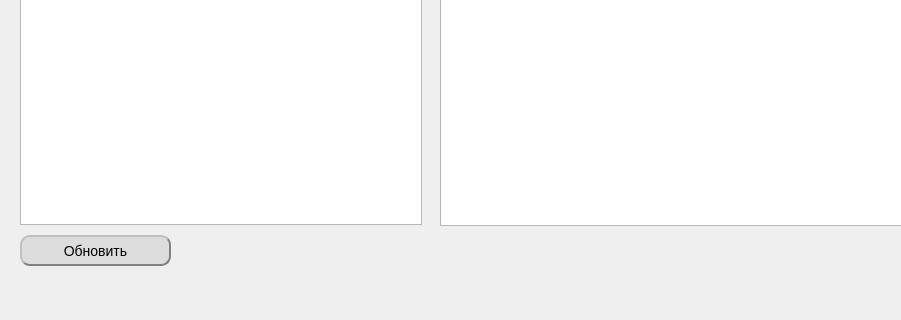
First picture: the form in mainwindow.ui, repository valeksan/qapico, before the edit; both pictures show x 0 to 901 and y 312 to 632 of the 1061 by 632 pixel window.
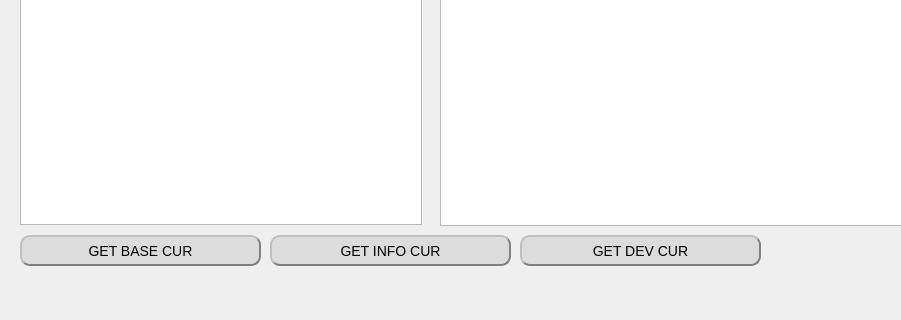
Second picture: the form after the edit.

```diff
--- a/mainwindow.ui
+++ b/mainwindow.ui
@@ -47,7 +47,7 @@
      <rect>
       <x>20</x>
       <y>530</y>
-      <width>151</width>
+      <width>241</width>
       <height>31</height>
      </rect>
     </property>
@@ -69,7 +69,7 @@
 </string>
     </property>
     <property name="text">
-     <string>Обновить</string>
+     <string>GET BASE CUR</string>
     </property>
    </widget>
    <widget class="QTextBrowser" name="textBrowser">
@@ -82,6 +82,66 @@
      </rect>
     </property>
    </widget>
+   <widget class="QPushButton" name="pushButtonUpdate_2">
+    <property name="geometry">
+     <rect>
+      <x>270</x>
+      <y>530</y>
+      <width>241</width>
+      <height>31</height>
+     </rect>
+    </property>
+    <property name="styleSheet">
+     <string notr="true">QPushButton
+{
+	border: 2px outset grey;
+	border-radius: 10px;
+	background-color: gainsboro;
+	font-size: 14px;
+}
+
+QPushButton:pressed
+{
+	border: 1px inset grey;
+}
+
+
+</string>
+    </property>
+    <property name="text">
+     <string>GET INFO CUR</string>
+    </property>
+   </widget>
+   <widget class="QPushButton" name="pushButtonUpdate_3">
+    <property name="geometry">
+     <rect>
+      <x>520</x>
+      <y>530</y>
+      <width>241</width>
+      <height>31</height>
+     </rect>
+    </property>
+    <property name="styleSheet">
+     <string notr="true">QPushButton
+{
+	border: 2px outset grey;
+	border-radius: 10px;
+	background-color: gainsboro;
+	font-size: 14px;
+}
+
+QPushButton:pressed
+{
+	border: 1px inset grey;
+}
+
+
+</string>
+    </property>
+    <property name="text">
+     <string>GET DEV CUR</string>
+    </property>
+   </widget>
   </widget>
   <widget class="QMenuBar" name="menuBar">
    <property name="geometry">
```
